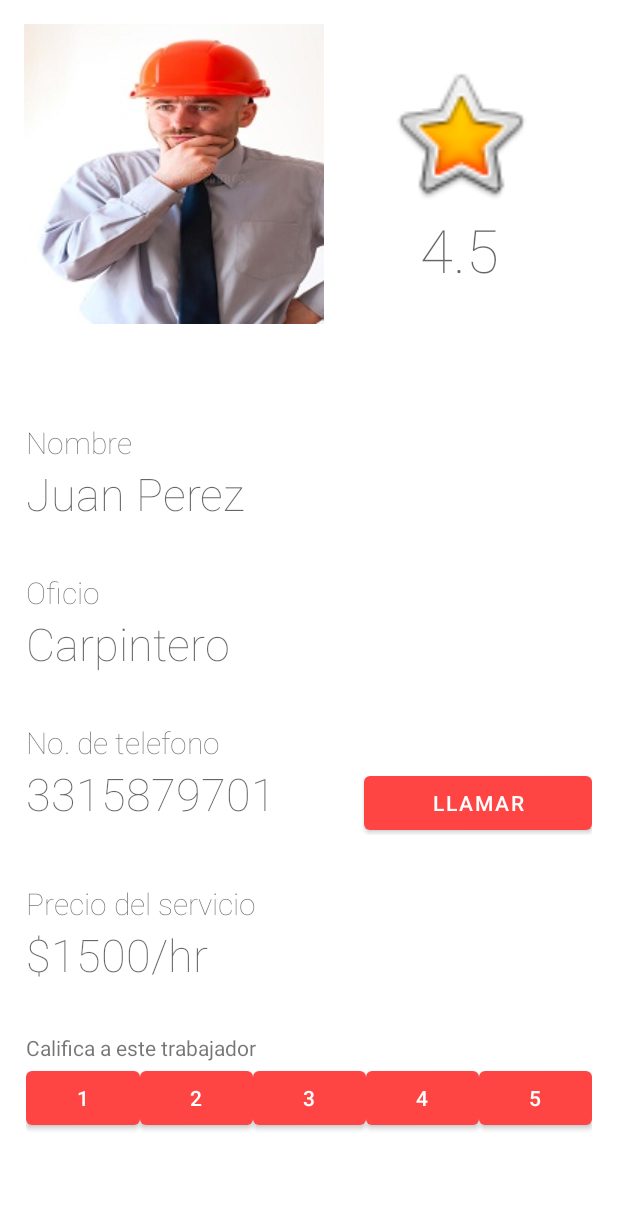
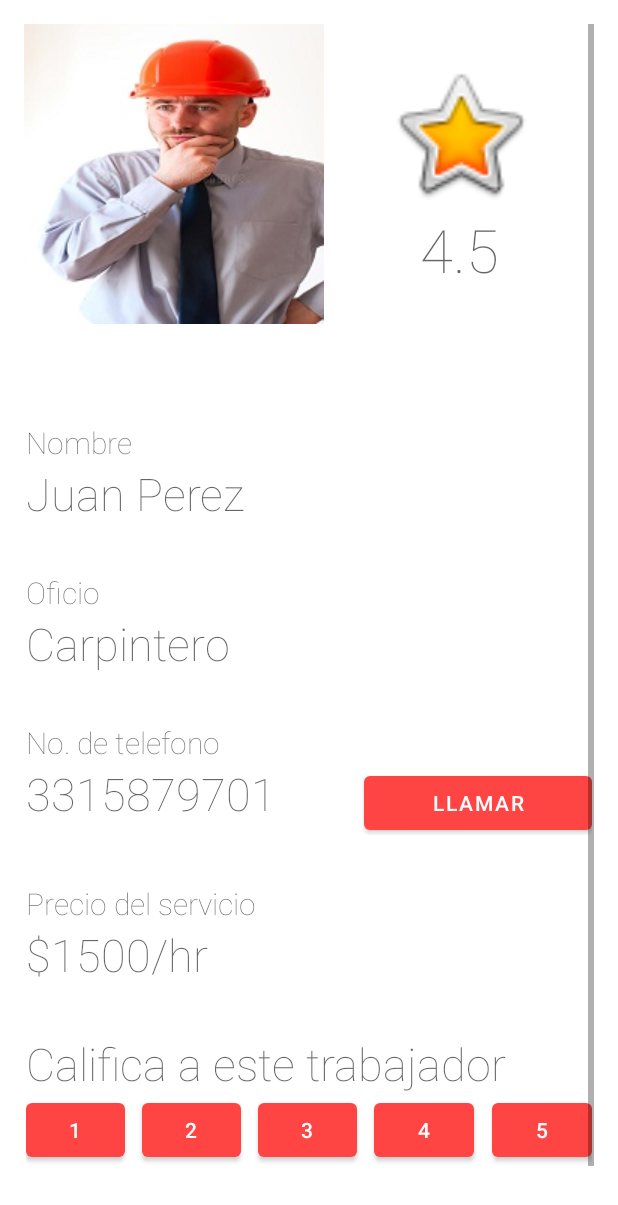
Before and after one commit to oscargsdev/servimax3000, an Android app: the layout activity_info_trabajador.xml on its own in the app's theme, with its tools: preview values and no code run, on a phone screen of 412 x 824 dp. Shown: the top 1205 px of the screen. Run offline under Robolectric (Android 15) with nearby library versions, the phone set to English and light mode, and no system bars.

Commit message:
Implementacion de calificaciones

```diff
--- a/servimaxApp/app/src/main/res/layout/activity_info_trabajador.xml
+++ b/servimaxApp/app/src/main/res/layout/activity_info_trabajador.xml
@@ -43,11 +43,11 @@
                 android:layout_height="wrap_content"
                 android:layout_gravity="center_horizontal"
                 android:layout_weight="1"
+                android:fontFamily="sans-serif-thin"
                 android:text="@string/calificacion_plantilla"
-                android:textSize="40sp"
-                android:fontFamily="sans-serif-thin"
+                android:textAppearance="@style/TextAppearance.AppCompat.Display2"
 
-                android:textAppearance="@style/TextAppearance.AppCompat.Display2" />
+                android:textSize="40sp" />
         </LinearLayout>
 
         <LinearLayout
@@ -66,21 +66,21 @@
                 android:id="@+id/etiquetaNombre"
                 android:layout_width="match_parent"
                 android:layout_height="wrap_content"
+                android:fontFamily="sans-serif-thin"
                 android:text="Nombre"
-                android:fontFamily="sans-serif-thin"
 
                 android:textAppearance="@style/TextAppearance.AppCompat.Display3"
-                android:textSize="20sp"/>
+                android:textSize="20sp" />
 
             <TextView
                 android:id="@+id/nombreInfo"
                 android:layout_width="match_parent"
                 android:layout_height="wrap_content"
+                android:fontFamily="sans-serif-thin"
                 android:text="@string/juan_perez"
-                android:textSize="30sp"
-                android:fontFamily="sans-serif-thin"
+                android:textAppearance="@style/TextAppearance.AppCompat.Display3"
 
-                android:textAppearance="@style/TextAppearance.AppCompat.Display3" />
+                android:textSize="30sp" />
 
             <Space
                 android:layout_width="match_parent"
@@ -90,21 +90,21 @@
                 android:id="@+id/etiquetaOficio"
                 android:layout_width="match_parent"
                 android:layout_height="wrap_content"
+                android:fontFamily="sans-serif-thin"
                 android:text="Oficio"
-                android:fontFamily="sans-serif-thin"
 
                 android:textAppearance="@style/TextAppearance.AppCompat.Display3"
-                android:textSize="20sp"/>
+                android:textSize="20sp" />
 
             <TextView
                 android:id="@+id/oficioInfo"
                 android:layout_width="match_parent"
                 android:layout_height="wrap_content"
+                android:fontFamily="sans-serif-thin"
                 android:text="Carpintero"
-                android:textSize="30sp"
-                android:fontFamily="sans-serif-thin"
+                android:textAppearance="@style/TextAppearance.AppCompat.Display3"
 
-                android:textAppearance="@style/TextAppearance.AppCompat.Display3" />
+                android:textSize="30sp" />
 
             <Space
                 android:layout_width="match_parent"
@@ -157,21 +157,21 @@
                 android:id="@+id/precioEtiqueta"
                 android:layout_width="match_parent"
                 android:layout_height="wrap_content"
+                android:fontFamily="sans-serif-thin"
                 android:text="Precio del servicio"
-                android:fontFamily="sans-serif-thin"
 
                 android:textAppearance="@style/TextAppearance.AppCompat.Display3"
-                android:textSize="20sp"/>
+                android:textSize="20sp" />
 
             <TextView
                 android:id="@+id/precioInfo"
                 android:layout_width="match_parent"
                 android:layout_height="wrap_content"
+                android:fontFamily="sans-serif-thin"
                 android:text="$1500/hr"
-                android:textSize="30sp"
-                android:fontFamily="sans-serif-thin"
+                android:textAppearance="@style/TextAppearance.AppCompat.Display3"
 
-                android:textAppearance="@style/TextAppearance.AppCompat.Display3" />
+                android:textSize="30sp" />
 
             <Space
                 android:layout_width="match_parent"
@@ -181,55 +181,110 @@
                 android:id="@+id/textView"
                 android:layout_width="match_parent"
                 android:layout_height="wrap_content"
-                android:text="Califica a este trabajador" />
+                android:fontFamily="sans-serif-thin"
+                android:text="Califica a este trabajador"
+                android:textAppearance="@style/TextAppearance.AppCompat.Display3"
+
+                android:textSize="30sp" />
 
             <LinearLayout
                 android:layout_width="match_parent"
                 android:layout_height="match_parent"
                 android:orientation="horizontal">
 
+
+
+
                 <Button
                     android:id="@+id/estrella1"
-                    android:layout_width="wrap_content"
+                    android:layout_width="60dp"
                     android:layout_height="wrap_content"
                     android:layout_weight="1"
-                    android:text="1" />
+                    android:text="1"
+                    android:textAlignment="center" />
+
+                <Space
+                    android:layout_width="5dp"
+                    android:layout_height="wrap_content"
+                    android:layout_weight="1" />
 
                 <Button
                     android:id="@+id/estrella2"
-                    android:layout_width="wrap_content"
+                    android:layout_width="60dp"
                     android:layout_height="wrap_content"
                     android:layout_weight="1"
-                    android:text="2" />
+                    android:text="2"
+                    android:textAlignment="center" />
+
+                <Space
+                    android:layout_width="5dp"
+                    android:layout_height="wrap_content"
+                    android:layout_weight="1"
+                    android:textAlignment="center" />
 
                 <Button
                     android:id="@+id/estrella3"
-                    android:layout_width="wrap_content"
+                    android:layout_width="60dp"
                     android:layout_height="wrap_content"
                     android:layout_weight="1"
-                    android:text="3" />
+                    android:text="3"
+                    android:textAlignment="center" />
+
+                <Space
+                    android:layout_width="5dp"
+                    android:layout_height="wrap_content"
+                    android:layout_weight="1" />
 
                 <Button
                     android:id="@+id/estrella4"
-                    android:layout_width="wrap_content"
+                    android:layout_width="60dp"
                     android:layout_height="wrap_content"
                     android:layout_weight="1"
-                    android:text="4" />
+                    android:text="4"
+                    android:textAlignment="center" />
+
+                <Space
+                    android:layout_width="5dp"
+                    android:layout_height="wrap_content"
+                    android:layout_weight="1" />
 
                 <Button
                     android:id="@+id/estrella5"
-                    android:layout_width="wrap_content"
+                    android:layout_width="60dp"
                     android:layout_height="wrap_content"
                     android:layout_weight="1"
-                    android:text="5" />
+                    android:text="5"
+                    android:textAlignment="center" />
+
+
+
             </LinearLayout>
 
             <!--            <Button-->
-<!--                android:id="@+id/solicitudBoton"-->
-<!--                android:layout_width="match_parent"-->
-<!--                android:layout_height="wrap_content"-->
-<!--                android:text="Enviar solicitud de servicio" />-->
+            <!--                android:id="@+id/solicitudBoton"-->
+            <!--                android:layout_width="match_parent"-->
+            <!--                android:layout_height="wrap_content"-->
+            <!--                android:text="Enviar solicitud de servicio" />-->
+
+
+
+            <Space
+                android:layout_width="match_parent"
+                android:layout_height="32dp"
+                tools:layout_editor_absoluteX="99dp"
+                tools:layout_editor_absoluteY="711dp" />
+
+            <Button
+                android:id="@+id/borrarCali"
+                android:layout_width="match_parent"
+                android:layout_height="wrap_content"
+                android:onClick="borrarCalificacion"
+                android:text="Borrar calificacion"
+                tools:layout_editor_absoluteX="83dp"
+                tools:layout_editor_absoluteY="165dp" />
         </LinearLayout>
+
+
     </androidx.constraintlayout.widget.ConstraintLayout>
 
 </ScrollView>
```
Also changed, not shown: servimaxApp/app/src/main/java/com/example/myapplication/InfoTrabajador.java (+90 -6 lines).
